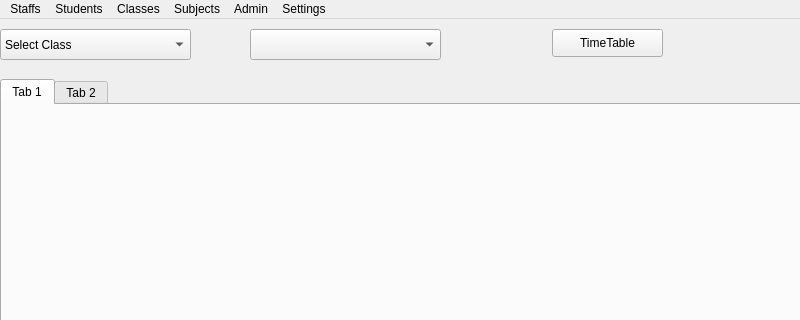
Old version of the form timetable.ui in the repository AfolabiSunday/timetable_generator; both pictures show x 0 to 800 and y 0 to 320 of the 800 by 508 pixel window.
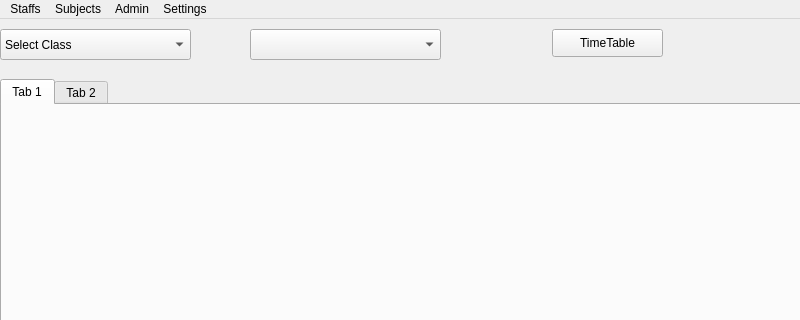
New version of the form.

Patch:
```diff
--- a/timetable.ui
+++ b/timetable.ui
@@ -105,24 +105,6 @@
     <addaction name="menuUsers"/>
     <addaction name="menuTeachers"/>
    </widget>
-   <widget class="QMenu" name="menuStudents">
-    <property name="title">
-     <string>Students</string>
-    </property>
-    <addaction name="actionAdd_Student"/>
-    <addaction name="actionEdit_Student"/>
-    <addaction name="actionDelete_Student"/>
-   </widget>
-   <widget class="QMenu" name="menuClasses">
-    <property name="title">
-     <string>Classes</string>
-    </property>
-    <addaction name="actionAdd_Class"/>
-    <addaction name="separator"/>
-    <addaction name="actionEdit_Class_Details"/>
-    <addaction name="actionDelete_Class"/>
-    <addaction name="separator"/>
-   </widget>
    <widget class="QMenu" name="menuSubjects">
     <property name="title">
      <string>Subjects</string>
@@ -142,8 +124,6 @@
     </property>
    </widget>
    <addaction name="menuStaffs"/>
-   <addaction name="menuStudents"/>
-   <addaction name="menuClasses"/>
    <addaction name="menuSubjects"/>
    <addaction name="menuAdmin"/>
    <addaction name="menuSettings"/>
```
